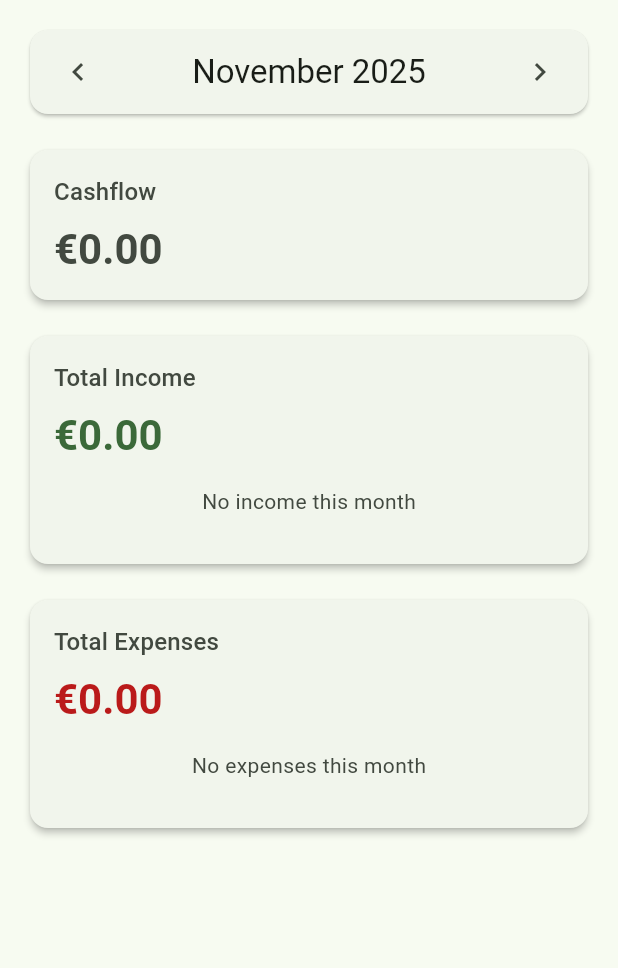
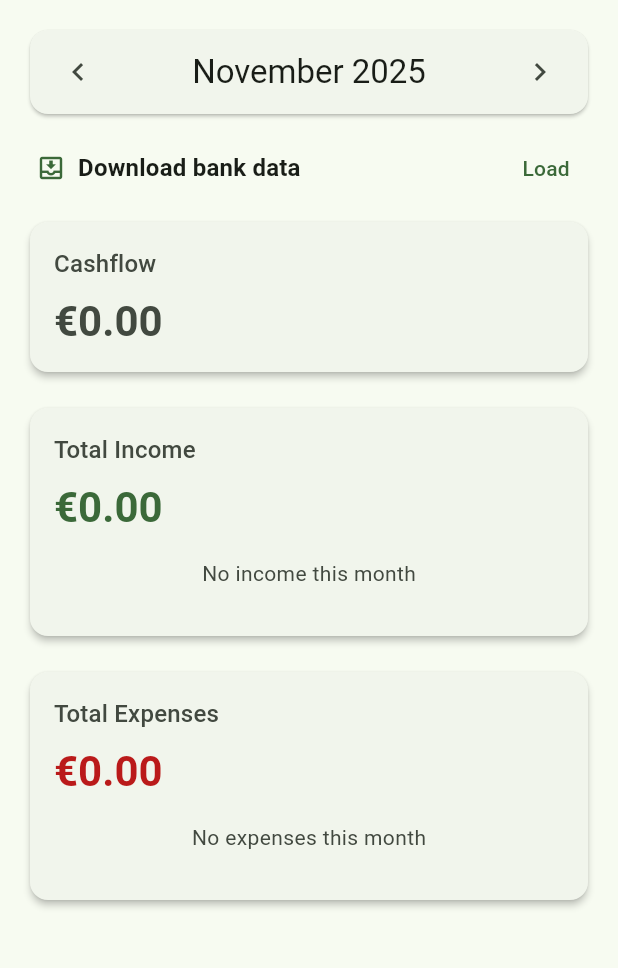
Before and after one commit to kashr-app/kashr, a Flutter app: the screen it shows after launch, on a phone screen of 412 x 824 dp, the part 84-1052 px from its top. Run offline on Flutter 3.47's test engine with Material 3 defaults, Android fonts, the light colour scheme and no system bars; our stand-ins replace decimal, dio, flutter_bloc, flutter_secure_storage, freezed_annotation, go_router and 8 more; accounts and stored records are empty; generated files the repository leaves out were written again.

Commit message:
feat: download bank data from dashboard

```diff
--- a/lib/comdirect/comdirect_login_page.dart
+++ b/lib/comdirect/comdirect_login_page.dart
@@ -19,7 +19,7 @@ class ComdirectLoginPage extends StatefulWidget {
   const ComdirectLoginPage({super.key});
 
   @override
-  _ComdirectLoginPageState createState() => _ComdirectLoginPageState();
+  State<ComdirectLoginPage>  createState() => _ComdirectLoginPageState();
 }
 
 class _ComdirectLoginPageState extends State<ComdirectLoginPage> {
--- a/lib/comdirect/comdirect_service.dart
+++ b/lib/comdirect/comdirect_service.dart
@@ -1,3 +1,4 @@
+import 'package:dio/dio.dart';
 import 'package:finanalyzer/account/model/account.dart';
 import 'package:finanalyzer/turnover/model/turnover.dart';
 import 'package:intl/intl.dart';
@@ -9,6 +10,14 @@ import 'comdirect_api.dart';
 
 const uuid = Uuid();
 final apiDateFormat = DateFormat("yyyy-MM-dd");
+
+enum ResultStatus { success, unauthed, otherError }
+
+class FetchComdirectDataResult {
+  ResultStatus status;
+  String? errorMessage;
+  FetchComdirectDataResult({required this.status, this.errorMessage});
+}
 
 class ComdirectService {
   final ComdirectAPI comdirectAPI;
@@ -23,7 +32,7 @@ class ComdirectService {
   });
 
   /// Fetches accounts and turnovers from the Comdirect API.
-  Future<void> fetchAccountsAndTurnovers({
+  Future<FetchComdirectDataResult> fetchAccountsAndTurnovers({
     required DateTime minBookingDate,
     required DateTime maxBookingDate,
   }) async {
@@ -106,9 +115,18 @@ class ComdirectService {
 
       await turnoverCubit.storeNonExisting(turnovers);
       log.i('Turnovers fetched and stored successfully');
+      return FetchComdirectDataResult(status: ResultStatus.success);
     } catch (e) {
+      if (e is DioException) {
+        if (e.response?.statusCode == 401) {
+          return FetchComdirectDataResult(status: ResultStatus.unauthed);
+        }
+      }
       log.e('Error fetching turnovers: $e', error: e);
-      throw Exception('Failed to fetch turnovers');
+      return FetchComdirectDataResult(
+        status: ResultStatus.otherError,
+        errorMessage: 'unknown error',
+      );
     }
   }
 }
--- a/lib/core/widgets/period_selector.dart
+++ b/lib/core/widgets/period_selector.dart
@@ -2,37 +2,42 @@ import 'package:finanalyzer/turnover/model/year_month.dart';
 import 'package:flutter/material.dart';
 import 'package:intl/intl.dart';
 
+class OnAction {
+  final String tooltip;
+  final VoidCallback? onAction;
+  final Widget icon;
+
+  OnAction({required this.tooltip, required this.onAction, required this.icon});
+}
+
 /// A widget for selecting and navigating between periods (months).
 ///
 /// Displays a card with the current period and navigation controls to move
-/// between periods. Optionally supports a delete button to clear the period
-/// filter.
+/// between periods. Optionally supports an action button.
 class PeriodSelector extends StatelessWidget {
   /// Creates a period selector.
   ///
   /// [selectedPeriod] is the currently selected period to display.
   /// [onPreviousMonth] is called when the user taps the previous month button.
   /// [onNextMonth] is called when the user taps the next month button.
-  /// [onDelete] is optionally called when the user taps the delete button.
-  /// If [onDelete] is null, the delete button will not be shown.
+  /// [onAction] is optionally called when the user taps the delete button.
+  /// If [onAction] is null, the delete button will not be shown.
   const PeriodSelector({
     required this.selectedPeriod,
     required this.onPreviousMonth,
     required this.onNextMonth,
-    this.onDelete,
+    this.onAction,
     super.key,
   });
 
   final YearMonth selectedPeriod;
   final VoidCallback onPreviousMonth;
   final VoidCallback onNextMonth;
-  final VoidCallback? onDelete;
+  final OnAction? onAction;
 
   @override
   Widget build(BuildContext context) {
-    final monthName = DateFormat.yMMMM().format(
-      selectedPeriod.toDateTime(),
-    );
+    final monthName = DateFormat.yMMMM().format(selectedPeriod.toDateTime());
 
     return Card(
       child: Padding(
@@ -57,11 +62,11 @@ class PeriodSelector extends StatelessWidget {
               onPressed: onNextMonth,
               tooltip: 'Next month',
             ),
-            if (onDelete != null)
+            if (onAction != null)
               IconButton(
-                icon: const Icon(Icons.close),
-                onPressed: onDelete,
-                tooltip: 'Clear period filter',
+                icon: onAction!.icon,
+                onPressed: onAction!.onAction,
+                tooltip: onAction!.tooltip,
               ),
           ],
         ),
--- a/lib/home/cubit/dashboard_state.dart
+++ b/lib/home/cubit/dashboard_state.dart
@@ -12,6 +12,7 @@ part '../../_gen/home/cubit/dashboard_state.g.dart';
 abstract class DashboardState with _$DashboardState {
   const factory DashboardState({
     @Default(Status.initial) Status status,
+    @Default(Status.initial) Status bankDownloadStatus,
     required YearMonth selectedPeriod,
     required Decimal totalIncome,
     required Decimal totalExpenses,
--- a/lib/home/home_page.dart
+++ b/lib/home/home_page.dart
@@ -1,20 +1,26 @@
 import 'dart:convert';
 
+import 'package:finanalyzer/account/model/account_cubit.dart';
+import 'package:finanalyzer/comdirect/comdirect_api.dart';
 import 'package:finanalyzer/comdirect/comdirect_login_page.dart';
 import 'package:finanalyzer/comdirect/comdirect_page.dart';
-import 'package:finanalyzer/comdirect/turnover_screen.dart';
+import 'package:finanalyzer/comdirect/comdirect_service.dart';
+import 'package:finanalyzer/comdirect/cubit/comdirect_auth_cubit.dart';
 import 'package:finanalyzer/core/widgets/period_selector.dart';
 import 'package:finanalyzer/home/cubit/dashboard_cubit.dart';
 import 'package:finanalyzer/home/cubit/dashboard_state.dart';
 import 'package:finanalyzer/home/widgets/cashflow_card.dart';
 import 'package:finanalyzer/home/widgets/income_summary_card.dart';
+import 'package:finanalyzer/home/widgets/load_bank_data_section.dart';
 import 'package:finanalyzer/home/widgets/spending_summary_card.dart';
 import 'package:finanalyzer/home/widgets/unallocated_turnovers_section.dart';
 import 'package:finanalyzer/settings/settings_page.dart';
+import 'package:finanalyzer/turnover/cubit/turnover_cubit.dart';
 import 'package:finanalyzer/turnover/model/tag_turnover_repository.dart';
 import 'package:finanalyzer/turnover/model/turnover_filter.dart';
 import 'package:finanalyzer/turnover/model/turnover_repository.dart';
 import 'package:finanalyzer/turnover/model/turnover_sort.dart';
+import 'package:finanalyzer/turnover/model/year_month.dart';
 import 'package:finanalyzer/turnover/tags_page.dart';
 import 'package:finanalyzer/turnover/turnover_tags_page.dart';
 import 'package:finanalyzer/turnover/turnovers_page.dart';
@@ -35,10 +41,7 @@ part '../_gen/home/home_page.g.dart';
     ),
     TypedGoRoute<ComdirectRoute>(
       path: 'comdirect',
-      routes: [
-        TypedGoRoute<ComdirectLoginRoute>(path: 'login'),
-        TypedGoRoute<ComdirectSyncRoute>(path: 'sync'),
-      ],
+      routes: [TypedGoRoute<ComdirectLoginRoute>(path: 'login')],
     ),
   ],
 )
@@ -122,10 +125,11 @@ class HomePage extends StatelessWidget {
                   selectedPeriod: state.selectedPeriod,
                   onPreviousMonth: () =>
                       context.read<DashboardCubit>().previousMonth(),
-                  onNextMonth: () =>
-                      context.read<DashboardCubit>().nextMonth(),
+                  onNextMonth: () => context.read<DashboardCubit>().nextMonth(),
                 ),
-                const SizedBox(height: 16),
+                const SizedBox(height: 8),
+                const LoadBankDataSection(),
+                const SizedBox(height: 8),
                 CashflowCard(
                   totalIncome: state.totalIncome,
                   totalExpenses: state.totalExpenses,
@@ -148,7 +152,8 @@ class HomePage extends StatelessWidget {
                 UnallocatedTurnoversSection(
                   unallocatedTurnovers: state.unallocatedTurnovers,
                   unallocatedCount: state.unallocatedCount,
-                  onRefresh: () => context.read<DashboardCubit>().loadMonthData(),
+                  onRefresh: () =>
+                      context.read<DashboardCubit>().loadMonthData(),
                   selectedPeriod: state.selectedPeriod,
                 ),
               ],
--- /dev/null
+++ b/lib/home/widgets/load_bank_data_section.dart
@@ -0,0 +1,106 @@
+import 'package:finanalyzer/account/model/account_cubit.dart';
+import 'package:finanalyzer/comdirect/comdirect_api.dart';
+import 'package:finanalyzer/comdirect/comdirect_login_page.dart';
+import 'package:finanalyzer/comdirect/comdirect_service.dart';
+import 'package:finanalyzer/comdirect/cubit/comdirect_auth_cubit.dart';
+import 'package:finanalyzer/home/cubit/dashboard_cubit.dart';
+import 'package:finanalyzer/home/cubit/dashboard_state.dart';
+import 'package:finanalyzer/turnover/cubit/turnover_cubit.dart';
+import 'package:finanalyzer/turnover/model/year_month.dart';
+import 'package:flutter/material.dart';
+import 'package:flutter_bloc/flutter_bloc.dart';
+import 'package:go_router/go_router.dart';
+
+class LoadBankDataSection extends StatelessWidget {
+  const LoadBankDataSection({super.key});
+
+  @override
+  Widget build(BuildContext context) {
+    final theme = Theme.of(context);
+    return Column(
+      crossAxisAlignment: CrossAxisAlignment.start,
+      children: [
+        Row(
+          mainAxisAlignment: MainAxisAlignment.spaceBetween,
+          children: [
+            Row(
+              children: [
+                const SizedBox(width: 8),
+                Icon(
+                  Icons.move_to_inbox_outlined,
+                  color: theme.colorScheme.primary,
+                  size: 20,
+                ),
+                const SizedBox(width: 8),
+                Text(
+                  'Download bank data',
+                  style: theme.textTheme.titleMedium?.copyWith(
+                    color: theme.colorScheme.onSurface,
+                    fontWeight: FontWeight.w600,
+                  ),
+                ),
+              ],
+            ),
+
+            BlocBuilder<DashboardCubit, DashboardState>(
+              builder: (context, dashboardState) {
+                return BlocBuilder<ComdirectAuthCubit, ComdirectAuthState>(
+                  builder: (context, authState) {
+                    return TextButton(
+                      onPressed: _buildOnLoadDataAction(
+                        dashboardState.selectedPeriod,
+                        context,
+                        authState,
+                      ),
+                      child: dashboardState.bankDownloadStatus.isLoading
+                          ? SizedBox(
+                              width: 20,
+                              height: 20,
+                              child: CircularProgressIndicator(strokeWidth: 2),
+                            )
+                          : Text('Load'),
+                    );
+                  },
+                );
+              },
+            ),
+          ],
+        ),
+      ],
+    );
+  }
+
+  VoidCallback? _buildOnLoadDataAction(
+    YearMonth period,
+    BuildContext context,
+    ComdirectAuthState authState,
+  ) {
+    final isAuthed = authState is AuthSuccess;
+    final messenger = ScaffoldMessenger.of(context);
+    final router = GoRouter.of(context);
+    final dashboardCubit = context.read<DashboardCubit>();
+    ComdirectService instantiateService(ComdirectAPI api) => ComdirectService(
+      comdirectAPI: api,
+      accountCubit: context.read<AccountCubit>(),
+      turnoverCubit: context.read<TurnoverCubit>(),
+    );
+    final cubit = context.read<ComdirectAuthCubit>();
+    if (isAuthed) {
+      return () => dashboardCubit.downloadBankData(
+        instantiateService(authState.api),
+        messenger,
+      );
+    } else {
+      return () async {
+        messenger.showSnackBar(
+          SnackBar(content: Text('Please login at the bank to download data.')),
+        );
+        await router.push(ComdirectLoginRoute().location);
+        final s = cubit.state;
+        if (s is AuthSuccess) {
+          dashboardCubit.downloadBankData(instantiateService(s.api), messenger);
+        }
+      };
+    }
+  }
+}
--- a/lib/turnover/cubit/turnover_cubit.dart
+++ b/lib/turnover/cubit/turnover_cubit.dart
@@ -67,7 +67,7 @@ class TurnoverCubit extends Cubit<TurnoverState> {
     }).toList();
 
     if (existingAccountApiIdPairs.isNotEmpty) {
-      log.w(
+      log.d(
         'Will not store ${existingAccountApiIdPairs.length} turnovers out of ${turnovers.length} total, '
         'because their apiId was already used in the same account.',
       );
```
Also changed, not shown: lib/comdirect/comdirect_page.dart (+34 -15 lines), lib/comdirect/turnover_screen.dart (deleted, +0 -46 lines), lib/home/cubit/dashboard_cubit.dart (+57 -24 lines), lib/home/widgets/unallocated_turnovers_section.dart (+5 -6 lines), lib/turnover/turnovers_page.dart (+13 -9 lines).
